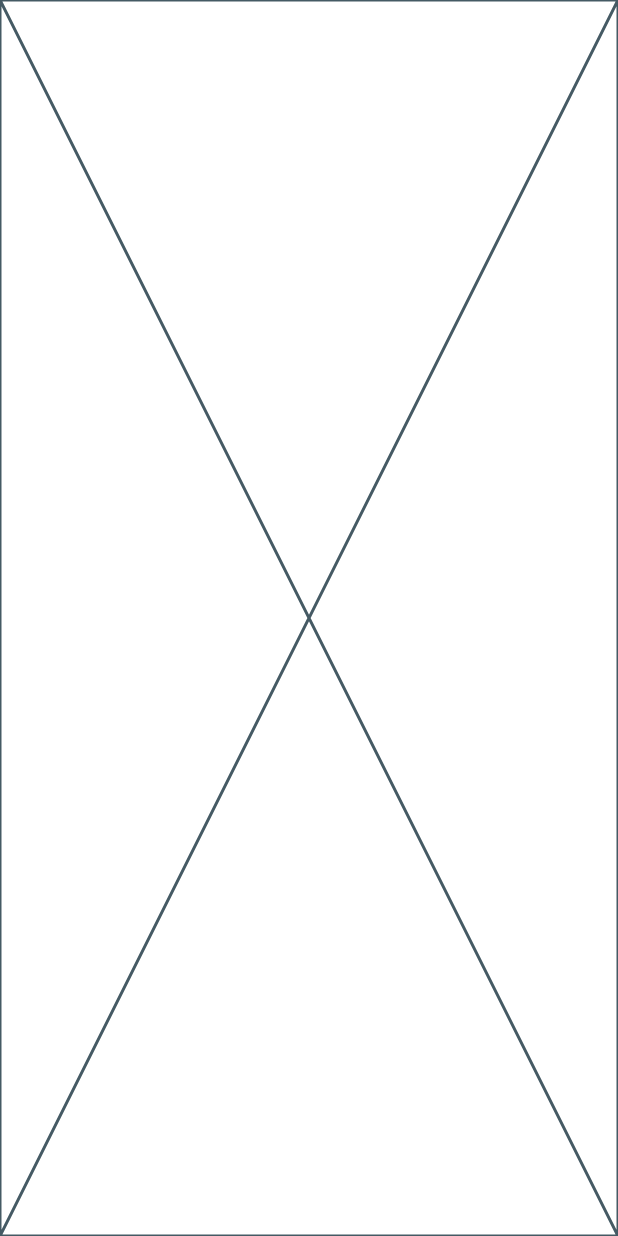
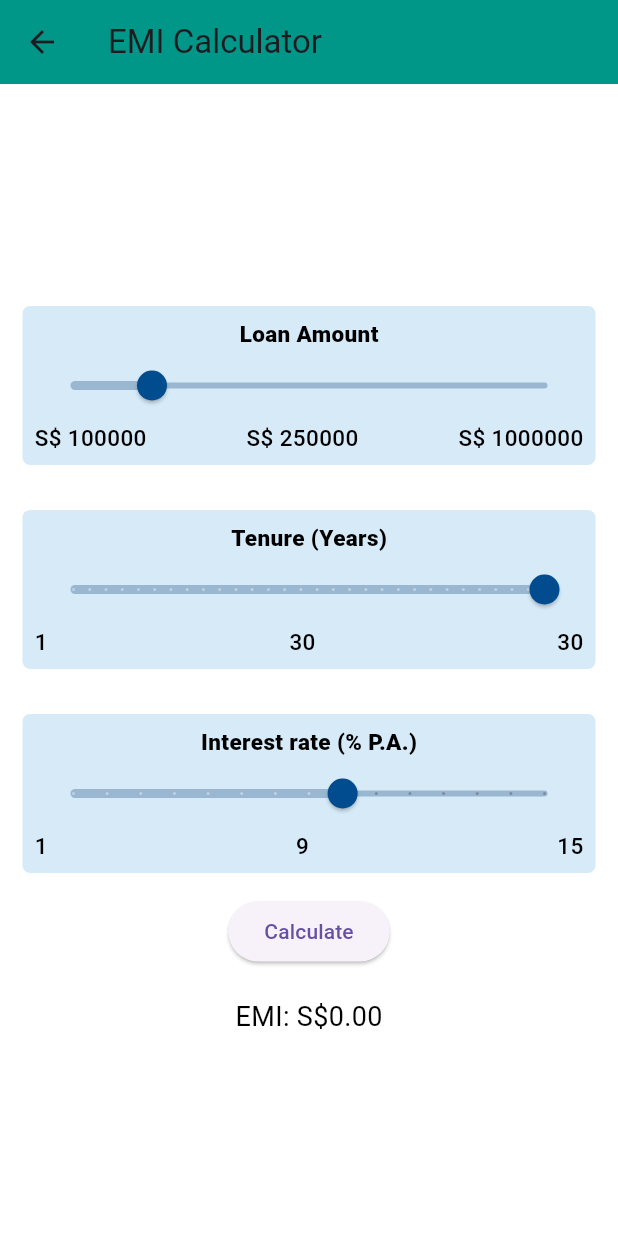
Before and after one commit to d2d-weizhi/flutter-tinkering, a Flutter app: the screen it shows after launch, after a tap on "Home Loan", on a phone screen of 412 x 824 dp. Run offline on Flutter 3.47's test engine with Material 3 defaults, Android fonts, the phone set to English and light mode, and no system bars; our stand-ins replace font_awesome_flutter, shared_preferences, sqflite; accounts and stored records are empty.

Commit message:
Finished working thru the coding exercises from Chapter 5

```diff
--- a/ch05_advanced/emicalculator/lib/custom_slider.dart
+++ b/ch05_advanced/emicalculator/lib/custom_slider.dart
@@ -49,7 +49,7 @@ class _CustomSliderState extends State<CustomSlider> {
           inactiveTrackColor: const Color(0xFF99B7D1),
           thumbColor: const Color(0xFF004C8E),
           valueIndicatorTextStyle: const TextStyle(
-            color: Colors.black,
+            color: Colors.white,
           ),
         ),
         child: Padding(
@@ -71,7 +71,7 @@ class _CustomSliderState extends State<CustomSlider> {
                 max: widget.maxValue,
                 divisions: (widget.maxValue - widget.minValue) ~/ 1,
                 label: widget.preText != null
-                  ? '${widget.preText}      ${_value.toStringAsFixed(0)}'
+                  ? '${widget.preText} ${_value.toStringAsFixed(0)}'
                   : _value.toStringAsFixed(0),
                 onChanged: (newValue) {
                   setState(() {
--- a/ch05_advanced/emicalculator/lib/input_screen.dart
+++ b/ch05_advanced/emicalculator/lib/input_screen.dart
@@ -10,8 +10,92 @@ class InputScreen extends StatefulWidget {
 }
 
 class _InputScreenState extends State<InputScreen> {
+  double loanAmount = 2500000;
+  double tenureInYears = 30;
+  double interestRate = 8.8;
+  double emi = 0;
+
+  // function to calculate EMI
+  double calculateEMI() {
+    double principal = loanAmount;
+    double monthlyInterestRate = (interestRate / 12) / 100;
+    int totalMonths = (tenureInYears * 12).toInt();
+
+    if (monthlyInterestRate == 0) {
+      return principal / totalMonths;
+    } else {
+      double emi = principal * monthlyInterestRate *
+        (pow(1 + monthlyInterestRate, totalMonths)) / (pow(1 + monthlyInterestRate, totalMonths) - 1);
+      return emi;
+    }
+  }
+
   @override
   Widget build(BuildContext context) {
-    return const Placeholder();
+    return Scaffold(
+      appBar: AppBar(
+        title: const Text('EMI Calculator'),
+      ),
+      body: Column(
+        mainAxisAlignment: MainAxisAlignment.center,
+        children: [
+          CustomSlider(
+            title: 'Loan Amount',
+            minValue: 100000,
+            maxValue: 1000000,
+            initialValue: 250000,
+            preText: 'S\$',
+            onValueChanged: (newValue) {
+              Future.delayed(Duration.zero, () {
+                setState(() {
+                  loanAmount = newValue;
+                });
+              });
+            },
+          ),
+          CustomSlider(
+            title: 'Tenure (Years)',
+            minValue: 1,
+            maxValue: 30,
+            initialValue: 30,
+            onValueChanged: (newValue) {
+              Future.delayed(Duration.zero, () {
+                setState(() {
+                  tenureInYears = newValue;
+                });
+              });
+            },
+          ),
+          CustomSlider(
+            title: 'Interest rate (% P.A.)',
+            minValue: 0.5,
+            maxValue: 15,
+            initialValue: 8.8,
+            onValueChanged: (newValue) {
+              Future.delayed(Duration.zero, () {
+                setState(() {
+                  interestRate = newValue;
+                });
+              });
+            }
+          ),
+          ElevatedButton(
+            onPressed: () {
+              double calculatedEMI = calculateEMI();
+              setState(() {
+                emi = calculatedEMI;
+              });
+              print('EMI: $emi');
+            },
+            child: Text('Calculate'),
+          ),
+          const SizedBox(height: 20),
+          Text(
+            'EMI: S\$${emi.toStringAsFixed(2)}',
+            style: const TextStyle(color: Colors.black, fontSize: 18),
+          ),
+        ],
+      ),
+    );
   }
 }
--- a/ch05_advanced/emicalculator/lib/main.dart
+++ b/ch05_advanced/emicalculator/lib/main.dart
@@ -33,7 +33,7 @@ class EMICalculator extends StatelessWidget {
     return MaterialApp(
       theme: ThemeData.light().copyWith(
         appBarTheme: const AppBarTheme(color: Colors.teal),
-        scaffoldBackgroundColor: Colors.blueGrey
+        scaffoldBackgroundColor: Colors.white
       ),
       debugShowCheckedModeBanner: false,
       initialRoute: '/',
```
Also changed, not shown: ch05_advanced/data_persistence_ex/analysis_options.yaml (added, +28 -0 lines), ch05_advanced/data_persistence_ex/lib/data_access.dart (added, +49 -0 lines), ch05_advanced/data_persistence_ex/lib/main.dart (added, +125 -0 lines), ch05_advanced/data_persistence_ex/pubspec.yaml (added, +92 -0 lines), ch05_advanced/platform_specific_widgets/analysis_options.yaml (added, +28 -0 lines), ch05_advanced/platform_specific_widgets/lib/main.dart (added, +156 -0 lines), ch05_advanced/platform_specific_widgets/pubspec.yaml (added, +89 -0 lines), ch05_advanced/data_persistence_ex/pubspec.lock (added), ch05_advanced/platform_specific_widgets/pubspec.lock (added), 85 other files.
